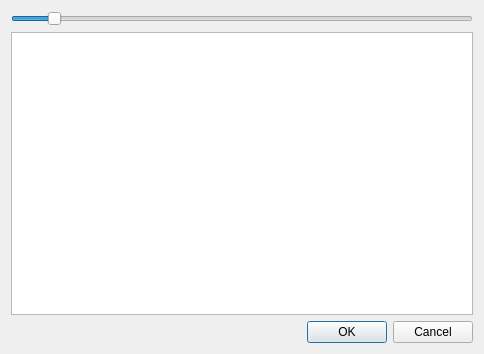
sim82/Assetbrowser, file assetpreviewdialog.ui: the form before one commit.
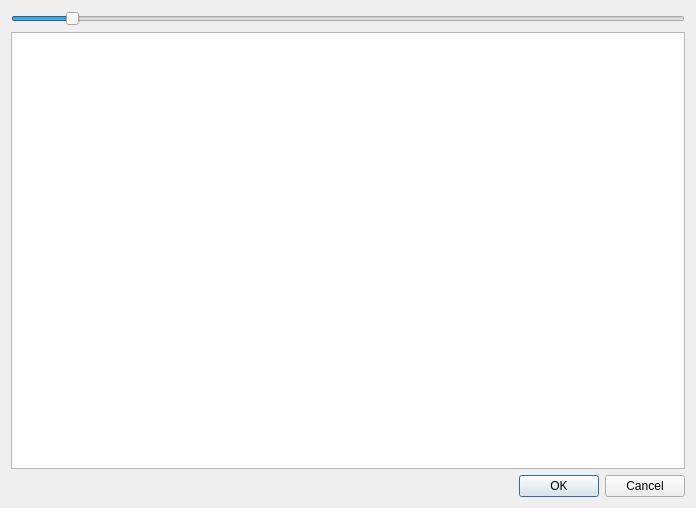
The form after the commit.

```diff
--- a/assetpreviewdialog.ui
+++ b/assetpreviewdialog.ui
@@ -6,8 +6,8 @@
    <rect>
     <x>0</x>
     <y>0</y>
-    <width>484</width>
-    <height>354</height>
+    <width>696</width>
+    <height>508</height>
    </rect>
   </property>
   <property name="windowTitle">
```
